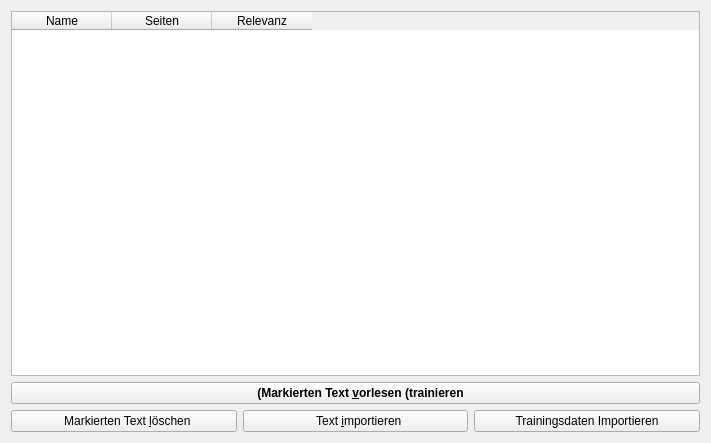
Old version of the form simon/src/simonmodelmanagementui/trainmain.ui in the repository KDE/simon.
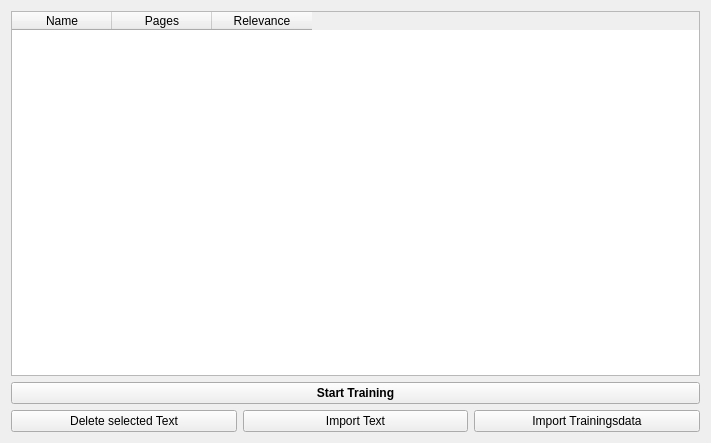
New version of the form. Icons and pictures are not drawn. Custom widgets are drawn as their Qt base class.

The edit to the form file:
```diff
--- a/simon/src/simonmodelmanagementui/trainmain.ui
+++ b/simon/src/simonmodelmanagementui/trainmain.ui
@@ -33,12 +33,12 @@
      </column>
      <column>
       <property name="text" >
-       <string>Seiten</string>
+       <string>Pages</string>
       </property>
      </column>
      <column>
       <property name="text" >
-       <string>Relevanz</string>
+       <string>Relevance</string>
       </property>
      </column>
     </widget>
@@ -58,7 +58,7 @@
       <enum>Qt::RightToLeft</enum>
      </property>
      <property name="text" >
-      <string>   (Markierten Text &amp;vorlesen (trainieren</string>
+      <string>Start Training</string>
      </property>
      <property name="iconSize" >
       <size>
@@ -76,7 +76,7 @@
         <string>Löschen des markierten Textes aus dem System</string>
        </property>
        <property name="text" >
-        <string>  Markierten Text &amp;löschen</string>
+        <string>Delete selected Text</string>
        </property>
       </widget>
      </item>
@@ -86,7 +86,7 @@
         <string>Importiert neue Texte aus dem Internet oder aus Dateien</string>
        </property>
        <property name="text" >
-        <string>  Text &amp;importieren</string>
+        <string>Import Text</string>
        </property>
       </widget>
      </item>
@@ -96,7 +96,7 @@
         <string>Importiert neue Texte aus dem Internet oder aus Dateien</string>
        </property>
        <property name="text" >
-        <string>Trainingsdaten Importieren</string>
+        <string>Import Trainingsdata</string>
        </property>
       </widget>
      </item>
```
